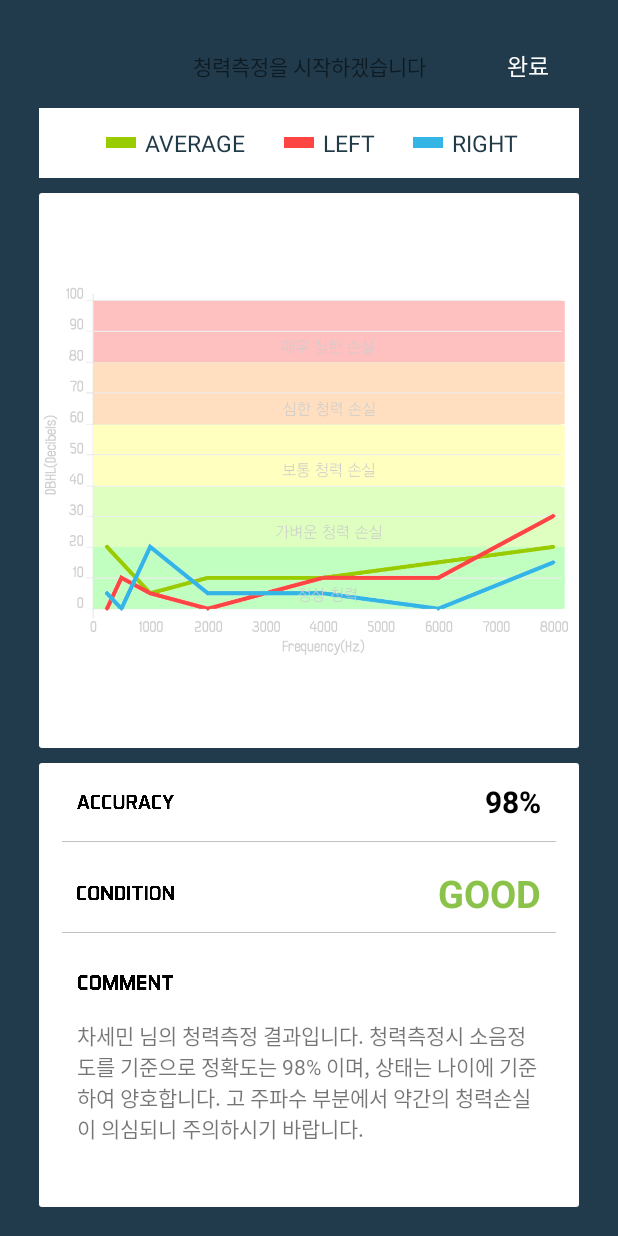
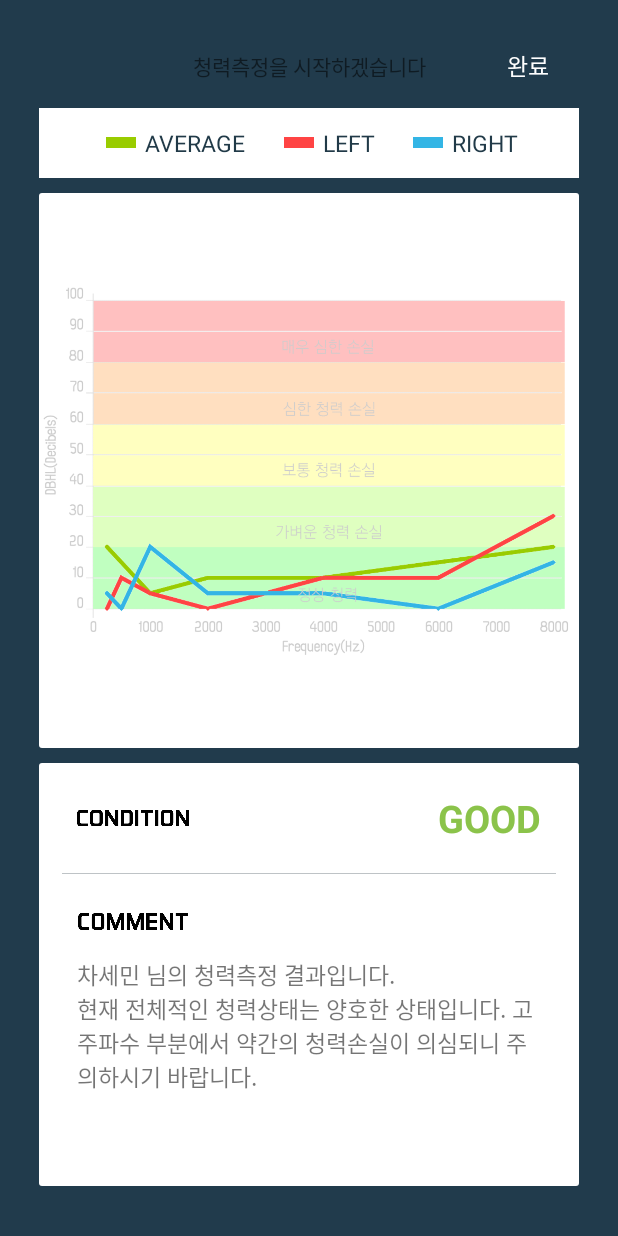
Before and after one commit to antaehyeon/GuardEar, an Android app: the layout activity_audio_metry_result.xml on its own in the app's theme, with its tools: preview values and no code run, on a phone screen of 412 x 824 dp. Run offline under Robolectric (Android 15) with nearby library versions, the phone set to English and light mode, and no system bars; plain views replace LineChartView.

Commit message:
청력측정 부분에서 주변 소음부분 제외

```diff
--- a/app/src/main/res/layout/activity_audio_metry_result.xml
+++ b/app/src/main/res/layout/activity_audio_metry_result.xml
@@ -188,15 +188,63 @@
             android:layout_marginBottom="10dp"
             android:layout_marginLeft="10dp"
             android:layout_marginRight="10dp"
-            android:layout_weight="44"
+            android:layout_weight="42"
             android:background="@drawable/rounded_radius"
             android:orientation="vertical"
             android:weightSum="96">
 
+            <!--<LinearLayout-->
+                <!--android:layout_width="match_parent"-->
+                <!--android:layout_height="0dp"-->
+                <!--android:layout_weight="17"-->
+                <!--android:orientation="horizontal"-->
+                <!--android:weightSum="100">-->
+
+                <!--<RelativeLayout-->
+                    <!--android:layout_width="0dp"-->
+                    <!--android:layout_height="match_parent"-->
+                    <!--android:layout_weight="50">-->
+
+                    <!--<ImageView-->
+                        <!--android:layout_width="90dp"-->
+                        <!--android:layout_height="wrap_content"-->
+                        <!--android:layout_centerVertical="true"-->
+                        <!--android:paddingLeft="25dp"-->
+                        <!--app:srcCompat="@drawable/accuracy_black_letter" />-->
+
+                <!--</RelativeLayout>-->
+
+                <!--<RelativeLayout-->
+                    <!--android:layout_width="0dp"-->
+                    <!--android:layout_height="match_parent"-->
+                    <!--android:layout_weight="50">-->
+
+                    <!--<TextView-->
+                        <!--android:layout_width="wrap_content"-->
+                        <!--android:layout_height="wrap_content"-->
+                        <!--android:layout_alignParentEnd="true"-->
+                        <!--android:layout_centerVertical="true"-->
+                        <!--android:gravity="center"-->
+                        <!--android:paddingRight="25dp"-->
+                        <!--android:text="98%"-->
+                        <!--android:textColor="#000000"-->
+                        <!--android:textSize="20dp"-->
+                        <!--android:textStyle="bold" />-->
+                <!--</RelativeLayout>-->
+            <!--</LinearLayout>-->
+
+            <!--<LinearLayout-->
+                <!--android:layout_width="match_parent"-->
+                <!--android:layout_height="0dp"-->
+                <!--android:layout_marginLeft="15dp"-->
+                <!--android:layout_marginRight="15dp"-->
+                <!--android:layout_weight="3"-->
+                <!--android:background="@drawable/line" />-->
+
             <LinearLayout
                 android:layout_width="match_parent"
                 android:layout_height="0dp"
-                android:layout_weight="17"
+                android:layout_weight="25"
                 android:orientation="horizontal"
                 android:weightSum="100">
 
@@ -206,55 +254,7 @@
                     android:layout_weight="50">
 
                     <ImageView
-                        android:layout_width="90dp"
-                        android:layout_height="wrap_content"
-                        android:layout_centerVertical="true"
-                        android:paddingLeft="25dp"
-                        app:srcCompat="@drawable/accuracy_black_letter" />
-
-                </RelativeLayout>
-
-                <RelativeLayout
-                    android:layout_width="0dp"
-                    android:layout_height="match_parent"
-                    android:layout_weight="50">
-
-                    <TextView
-                        android:layout_width="wrap_content"
-                        android:layout_height="wrap_content"
-                        android:layout_alignParentEnd="true"
-                        android:layout_centerVertical="true"
-                        android:gravity="center"
-                        android:paddingRight="25dp"
-                        android:text="98%"
-                        android:textColor="#000000"
-                        android:textSize="20dp"
-                        android:textStyle="bold" />
-                </RelativeLayout>
-            </LinearLayout>
-
-            <LinearLayout
-                android:layout_width="match_parent"
-                android:layout_height="0dp"
-                android:layout_marginLeft="15dp"
-                android:layout_marginRight="15dp"
-                android:layout_weight="3"
-                android:background="@drawable/line" />
-
-            <LinearLayout
-                android:layout_width="match_parent"
-                android:layout_height="0dp"
-                android:layout_weight="17"
-                android:orientation="horizontal"
-                android:weightSum="100">
-
-                <RelativeLayout
-                    android:layout_width="0dp"
-                    android:layout_height="match_parent"
-                    android:layout_weight="50">
-
-                    <ImageView
-                        android:layout_width="90dp"
+                        android:layout_width="100dp"
                         android:layout_height="wrap_content"
                         android:layout_centerVertical="true"
                         android:paddingLeft="25dp"
@@ -304,7 +304,7 @@
 
 
                     <ImageView
-                        android:layout_width="90dp"
+                        android:layout_width="100dp"
                         android:layout_height="wrap_content"
                         android:layout_centerVertical="true"
                         android:paddingLeft="25dp"
@@ -317,7 +317,8 @@
                     android:layout_weight="70"
                     android:paddingLeft="25dp"
                     android:paddingRight="25dp"
-                    android:text="차세민 님의 청력측정 결과입니다. 청력측정시 소음정도를 기준으로 정확도는 98% 이며, 상태는 나이에 기준하여 양호합니다. 고 주파수 부분에서 약간의 청력손실이 의심되니 주의하시기 바랍니다." />
+                    android:textSize="15dp"
+                    android:text="차세민 님의 청력측정 결과입니다. \n현재 전체적인 청력상태는 양호한 상태입니다. 고 주파수 부분에서 약간의 청력손실이 의심되니 주의하시기 바랍니다." />
             </LinearLayout>
             <!--<LinearLayout-->
             <!--android:layout_width="match_parent"-->
```
Also changed, not shown: app/src/main/java/com/imaginecup/ensharp/guardear/AudioMetryActivity.java (+20 -20 lines), app/src/main/res/layout/activity_audio_metry.xml (+25 -25 lines), 1 other file.
